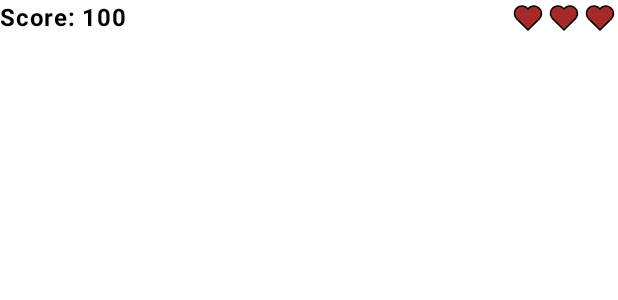
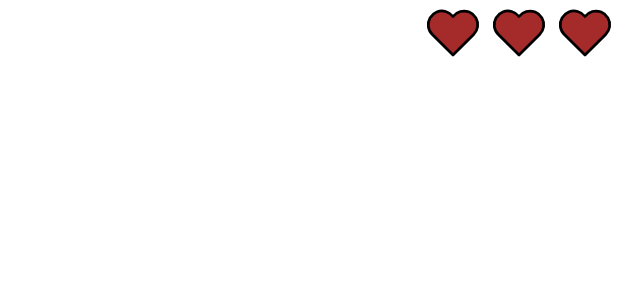
Before and after one commit to JosenRomero/MultiplesOfThree, an Android app built with Jetpack Compose: the @Preview function HUDPreview, on a phone screen of 412 x 824 dp. Shown: the top 300 px of the screen. Run offline under Robolectric (Android 15) with nearby library versions, the phone set to English and light mode, and no system bars.

Commit message:
update HUD component

```diff
--- a/app/src/main/java/com/josenromero/multiplesofthree/ui/main/components/HUD.kt
+++ b/app/src/main/java/com/josenromero/multiplesofthree/ui/main/components/HUD.kt
@@ -6,9 +6,12 @@ import androidx.compose.foundation.layout.Arrangement
 import androidx.compose.foundation.layout.Row
 import androidx.compose.foundation.layout.fillMaxWidth
 import androidx.compose.foundation.layout.padding
+import androidx.compose.foundation.layout.size
 import androidx.compose.foundation.lazy.LazyRow
+import androidx.compose.material3.MaterialTheme
 import androidx.compose.material3.Text
 import androidx.compose.runtime.Composable
+import androidx.compose.ui.Alignment
 import androidx.compose.ui.Modifier
 import androidx.compose.ui.res.painterResource
 import androidx.compose.ui.text.font.FontWeight
@@ -28,12 +31,14 @@ fun HUD(
     Row(
         modifier = Modifier
             .fillMaxWidth()
-            .padding(bottom = 40.dp)
+            .padding(bottom = 40.dp),
+        verticalAlignment = Alignment.CenterVertically
     ) {
         Text(
             text = "Score: $score",
+            color = MaterialTheme.colorScheme.onPrimary,
             modifier = Modifier.weight(1f),
-            fontSize = 16.sp,
+            fontSize = 20.sp,
             fontWeight = FontWeight.Bold,
             textAlign = TextAlign.Start
         )
@@ -44,7 +49,8 @@ fun HUD(
             items(hearts) {
                 Image(
                     painter = painterResource(id = R.drawable.heart),
-                    contentDescription = "heart icon"
+                    contentDescription = "heart icon",
+                    modifier = Modifier.size(44.dp)
                 )
             }
         }
```
